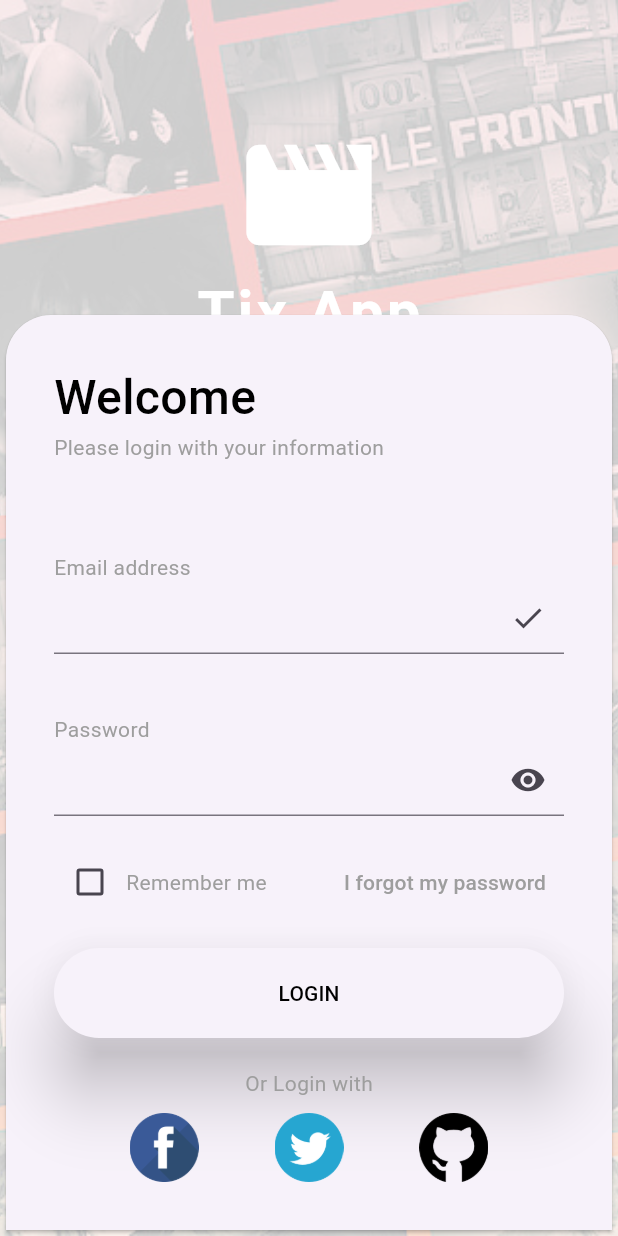
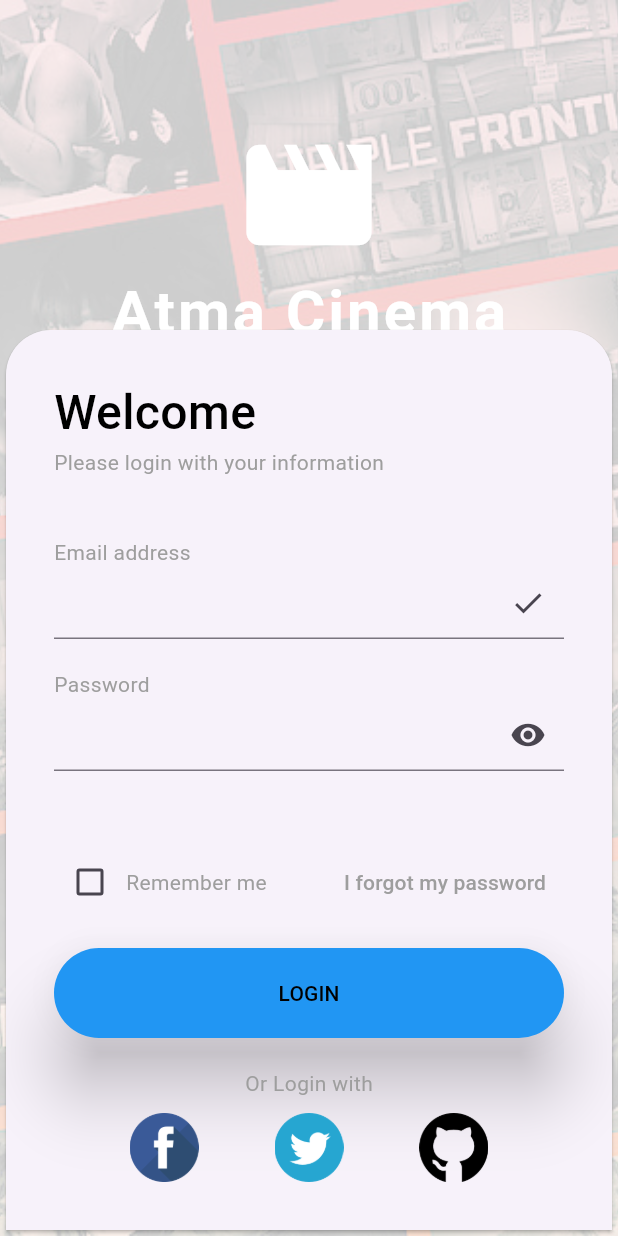
Before and after one commit to FrienDotJava/AtmaCinema, a Flutter app: the screen it shows after launch, on a phone screen of 412 x 824 dp. Run offline on Flutter 3.47's test engine with Material 3 defaults, Android fonts, the phone set to English and light mode, and no system bars.

Commit message:
Change Title

```diff
--- a/lib/login.dart
+++ b/lib/login.dart
@@ -30,12 +30,10 @@ class _LoginPageState extends State<LoginPage> {
       ),
       child: Scaffold(
         backgroundColor: Colors.transparent,
-        body: Stack(
-          children: [
+        body: Stack(children: [
           Positioned(top: 80, child: _buildTop()),
           Positioned(bottom: 0, child: _buildBottom()),
-          ]
-        ),
+        ]),
       ),
     );
   }
@@ -52,7 +50,7 @@ class _LoginPageState extends State<LoginPage> {
             color: Colors.white,
           ),
           Text(
-            "Tix App",
+            "Atma Cinema",
             style: TextStyle(
                 color: Colors.white,
                 fontWeight: FontWeight.bold,
@@ -91,13 +89,13 @@ class _LoginPageState extends State<LoginPage> {
               color: Colors.black, fontSize: 32, fontWeight: FontWeight.w500),
         ),
         _buildGreyText("Please login with your information"),
-        const SizedBox(height: 60),
+        const SizedBox(height: 40),
         _buildGreyText("Email address"),
         _buildInputField(emailController),
-        const SizedBox(height: 40),
+        const SizedBox(height: 20),
         _buildGreyText("Password"),
         _buildInputField(passwordController, isPassword: true),
-        const SizedBox(height: 20),
+        const SizedBox(height: 50),
         _buildRememberForgot(),
         const SizedBox(height: 20),
         _buildLoginButton(),
@@ -155,11 +153,15 @@ class _LoginPageState extends State<LoginPage> {
       },
       style: ElevatedButton.styleFrom(
         shape: const StadiumBorder(),
+        backgroundColor: Colors.blue,
         elevation: 20,
         shadowColor: Colors.black,
         minimumSize: const Size.fromHeight(60),
       ),
-      child: const Text("LOGIN", style: TextStyle(color: Colors.black),),
+      child: const Text(
+        "LOGIN",
+        style: TextStyle(color: Colors.black),
+      ),
     );
   }
 
```
Lines whose indentation alone changed are shown as unchanged.
